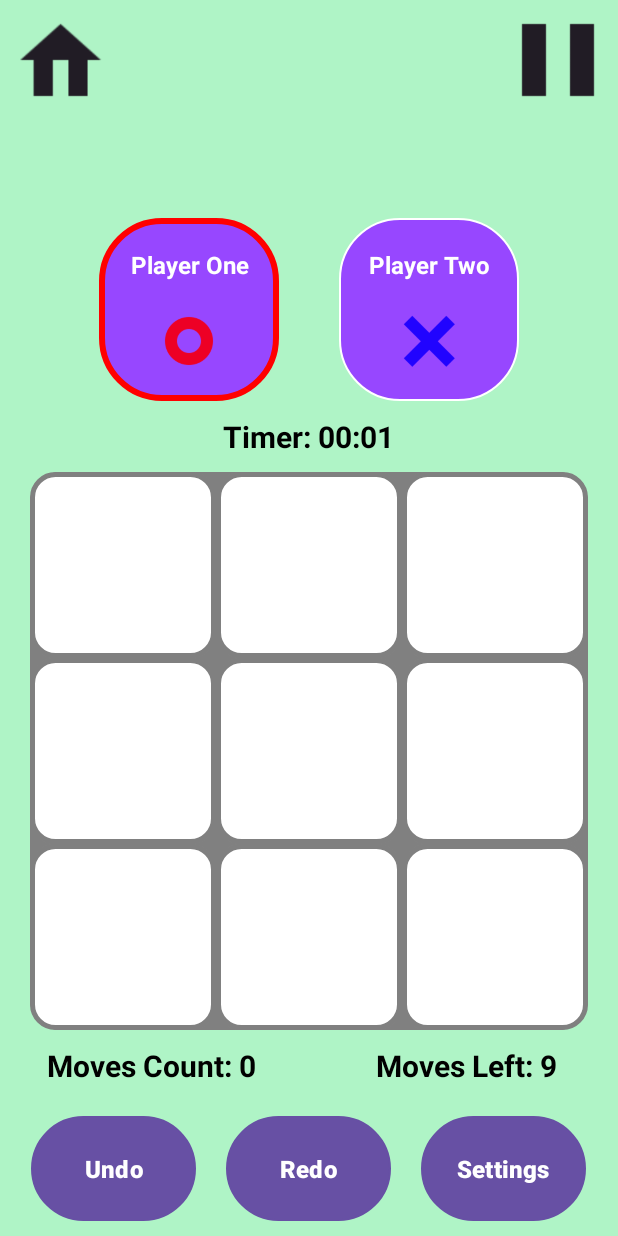
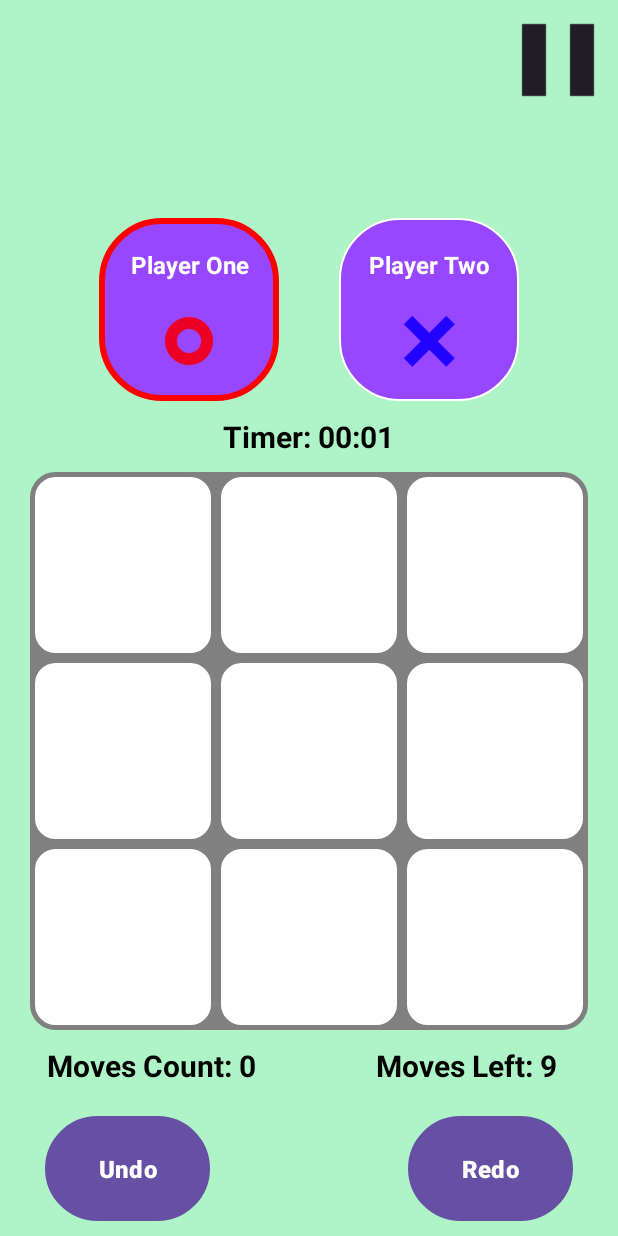
Before and after one commit to haotianluo88/Android-Tic-Tac-Toe, an Android app: the fragment InGameFragment placed in its activity, on a phone screen of 412 x 824 dp. Run offline under Robolectric (Android 15) with nearby library versions, the phone set to English and light mode, and no system bars; 4 statements that could not run were skipped.

Commit message:
ui changes and optimisation

```diff
--- a/app/src/main/java/com/example/scroll_tute5prep/game/InGameFragment.java
+++ b/app/src/main/java/com/example/scroll_tute5prep/game/InGameFragment.java
@@ -60,7 +60,6 @@ public class InGameFragment extends Fragment {
     int maxMoveCount;
     int winner;
     Chronometer timer;
-    int timerInt;
     LinkedList gridLinkedList;
     String gridLinkedListString;
 
@@ -80,19 +79,16 @@ public class InGameFragment extends Fragment {
         LinearLayout boardLayout = rootView.findViewById(R.id.board);
         Button undoButton = rootView.findViewById(R.id.undoButton);
         Button redoButton = rootView.findViewById(R.id.redoButton);
-        Button settingsButton = rootView.findViewById(R.id.settingsButton);
-        ImageView homeButton = rootView.findViewById(R.id.homeButton);
         ImageView pauseButton = rootView.findViewById(R.id.pauseButton);
 
 
         // Creating our MainActivityData in order to fetch information to and from other parts of the app
         MainActivityData mainViewModel = new ViewModelProvider(getActivity()).get(MainActivityData.class);
 
-
+        mainViewModel.setGameInProgress(true);
         gridSize = mainViewModel.getBoardSize();
         winCond = mainViewModel.getWinCond();
         playAI = mainViewModel.getVsAI();
-
         grid1DArray = mainViewModel.getGame().getGridArray();
         grid2DArray = convert1DArrayTo2DArray(grid1DArray, gridSize);
         movesLeft = mainViewModel.getGame().getMovesLeft();
@@ -101,6 +97,7 @@ public class InGameFragment extends Fragment {
         whosTurn = mainViewModel.getGame().getWhosTurn();
         maxMoveCount = mainViewModel.getGame().getMaxMoveCount();
         winner = mainViewModel.getGame().getWinner();
+
 
 //      Start a timer
         if (savedInstanceState != null) {
@@ -120,7 +117,6 @@ public class InGameFragment extends Fragment {
         movesCountText.setText("Moves Count: " + movesCount);
 
 //      Set player one icon and name
-        Log.d("TEST", "TESt");
         playerOneName.setText(mainViewModel.getPlayerOne().getName());
         playerOneProfile.setImageResource(mainViewModel.getPlayerOne().getResourceId());
 
@@ -149,6 +145,9 @@ public class InGameFragment extends Fragment {
                 boardRowLayout.setOrientation(LinearLayout.VERTICAL);
                 boardRowLayout.setLayoutParams(new LinearLayout.LayoutParams(WRAP_CONTENT, MATCH_PARENT));
             }
+
+            boardRowLayout.setOrientation(LinearLayout.HORIZONTAL);
+            boardRowLayout.setLayoutParams(new LinearLayout.LayoutParams(MATCH_PARENT, WRAP_CONTENT));
             boardRowLayout.setWeightSum(gridSize);
 //          Adds the linear layout to the board layout
             boardLayout.addView(boardRowLayout);
@@ -387,24 +386,14 @@ public class InGameFragment extends Fragment {
             }
         });
 
-        settingsButton.setOnClickListener(new View.OnClickListener() {
-            @Override
-            public void onClick(View view) {
-//                restartGame();
-//                mainViewModel.resetPlayers();
-                mainViewModel.setMenuCoordinate(1);
-            }
-        });
-
-        homeButton.setOnClickListener(new View.OnClickListener() {
-            @Override
-            public void onClick(View view) {
-                restartGame();
-//                mainViewModel.setGameInProgress(false);
-                mainViewModel.resetPlayers();
-                mainViewModel.setMenuCoordinate(0);
-            }
-        });
+//        settingsButton.setOnClickListener(new View.OnClickListener() {
+//            @Override
+//            public void onClick(View view) {
+////                restartGame();
+////                mainViewModel.resetPlayers();
+//                mainViewModel.setMenuCoordinate(1);
+//            }
+//        });
 
         pauseButton.setOnClickListener(new View.OnClickListener() {
             @Override
@@ -622,6 +611,7 @@ public class InGameFragment extends Fragment {
                 @Override
                 public void onClick(View view) {
                     restartGame();
+                    mainViewModel.setGameInProgress(true);
                     dialog.dismiss();
                 }
             });
@@ -631,7 +621,6 @@ public class InGameFragment extends Fragment {
                 public void onClick(View view) {
                     restartGame();
                     dialog.dismiss();
-//                    mainViewModel.setGameInProgress(false);
                     mainViewModel.resetPlayers();
                     mainViewModel.setMenuCoordinate(0);
                 }
@@ -640,6 +629,7 @@ public class InGameFragment extends Fragment {
     }
 
     private void displayPauseMessage(Chronometer timer){
+        MainActivityData mainViewModel = new ViewModelProvider(getActivity()).get(MainActivityData.class);
         long pauseOffSet;
         timer.stop();
         pauseOffSet = SystemClock.elapsedRealtime() - timer.getBase();
@@ -658,6 +648,9 @@ public class InGameFragment extends Fragment {
 
 //          Finds the button on the layout
         Button resumeButton = dialog.findViewById(R.id.resumeButton);
+        Button settingsButton = dialog.findViewById(R.id.settingButton);
+        Button saveAndReturnButton = dialog.findViewById(R.id.saveAndReturnButton);
+        Button returnButton = dialog.findViewById(R.id.returnButton);
         resumeButton.setOnClickListener(new View.OnClickListener() {
             @Override
             public void onClick(View view) {
@@ -666,6 +659,32 @@ public class InGameFragment extends Fragment {
                 dialog.dismiss();
             }
         });
+
+        settingsButton.setOnClickListener(new View.OnClickListener() {
+            @Override
+            public void onClick(View view) {
+                dialog.dismiss();
+                mainViewModel.setMenuCoordinate(1);
+            }
+        });
+        saveAndReturnButton.setOnClickListener(new View.OnClickListener() {
+            @Override
+            public void onClick(View view) {
+                dialog.dismiss();
+                mainViewModel.setMenuCoordinate(0);
+            }
+        });
+
+        returnButton.setOnClickListener(new View.OnClickListener() {
+            @Override
+            public void onClick(View view) {
+                restartGame();
+                dialog.dismiss();
+                mainViewModel.resetPlayers();
+                mainViewModel.setMenuCoordinate(0);
+            }
+        });
+
     }
 
     private void displayPopUp() {
@@ -719,6 +738,7 @@ public class InGameFragment extends Fragment {
 
         gridLinkedListString = convertArrayToString(grid1DArray);
         gridLinkedList.insertNode(0, 0, gridLinkedListString);
+        mainViewModel.setGameInProgress(false);
 
 
         timer.setBase(SystemClock.elapsedRealtime());
--- a/app/src/main/java/com/example/scroll_tute5prep/menu_interfaces/MenuFragment.java
+++ b/app/src/main/java/com/example/scroll_tute5prep/menu_interfaces/MenuFragment.java
@@ -74,6 +74,12 @@ public class MenuFragment extends Fragment {
         Button leaderboardButton = rootView.findViewById(R.id.menuLeaderboardButton);
         Button profileButton = rootView.findViewById(R.id.menuProfileButton);
 
+        if (mainViewModel.getGameInProgress()) {
+            startButton.setText("Continue game");
+        } else {
+            startButton.setText("Start game");
+        }
+
         // Set up each button in order; this one enters the mode selection screen
         startButton.setOnClickListener(new View.OnClickListener() {
             @Override
--- a/app/src/main/res/layout-land/fragment_game.xml
+++ b/app/src/main/res/layout-land/fragment_game.xml
@@ -12,13 +12,6 @@
         android:layout_alignParentLeft="true"
         android:orientation="vertical"
         android:layout_toLeftOf="@id/playerIcons">
-
-        <ImageView
-            android:id="@+id/homeButton"
-            android:layout_width="80dp"
-            android:layout_height="80dp"
-            android:src="@drawable/home_black"
-            android:layout_alignParentBottom="true"/>
 
         <ImageView
             android:id="@+id/pauseButton"
@@ -117,8 +110,8 @@
             android:textColor="@color/black"
             android:gravity="center"
             android:text="Timer: "
-            android:layout_marginTop="10dp"
-            android:layout_marginBottom="10dp"/>
+            android:layout_marginStart="10dp"
+            android:layout_marginEnd="10dp"/>
         <Chronometer
             android:id="@+id/timer"
             android:layout_width="match_parent"
@@ -196,7 +189,7 @@
     <!--    Moves texts -->
 
     <!--    Bottom Buttons -->
-    <LinearLayout
+    <RelativeLayout
         android:id="@+id/bottomButtons"
         android:layout_width="wrap_content"
         android:layout_height="match_parent"
@@ -216,6 +209,8 @@
             android:textStyle="bold"
             android:textColor="@color/white"
             android:layout_gravity="center"
+            android:layout_alignParentTop="true"
+            android:layout_marginTop="20dp"
             android:text="Undo"
             android:background="@drawable/purple_button_white_border"/>
 
@@ -227,20 +222,10 @@
             android:textSize="16sp"
             android:textStyle="bold"
             android:textColor="@color/white"
+            android:layout_alignParentBottom="true"
+            android:layout_marginBottom="20dp"
             android:layout_gravity="center"
             android:text="Redo"
             android:background="@drawable/purple_button_white_border"/>
-
-        <Button
-            android:id="@+id/settingsButton"
-            android:layout_marginTop="40dp"
-            android:layout_width="110dp"
-            android:layout_height="70dp"
-            android:textSize="16sp"
-            android:textStyle="bold"
-            android:textColor="@color/white"
-            android:layout_gravity="center"
-            android:text="Settings"
-            android:background="@drawable/purple_button_white_border"/>
-    </LinearLayout>
+    </RelativeLayout>
 </RelativeLayout>
--- a/app/src/main/res/layout/fragment_game.xml
+++ b/app/src/main/res/layout/fragment_game.xml
@@ -12,13 +12,6 @@
         android:layout_alignParentTop="true"
         android:orientation="horizontal"
         android:layout_above="@id/playerIcons">
-
-        <ImageView
-            android:id="@+id/homeButton"
-            android:layout_width="80dp"
-            android:layout_height="80dp"
-            android:src="@drawable/home_black"
-            android:layout_alignParentLeft="true"/>
 
         <ImageView
             android:id="@+id/pauseButton"
@@ -40,6 +33,7 @@
         <!--        Player one icon -->
         <LinearLayout
             android:id="@+id/playerOneLayout"
+
             android:layout_width="120dp"
             android:layout_height="wrap_content"
             android:orientation="vertical"
@@ -183,7 +177,7 @@
     </LinearLayout>
 
     <!--    Bottom Buttons -->
-    <LinearLayout
+    <RelativeLayout
         android:id="@+id/bottomButtons"
         android:layout_width="match_parent"
         android:layout_height="wrap_content"
@@ -204,6 +198,8 @@
             android:textColor="@color/white"
             android:layout_gravity="center"
             android:text="Undo"
+            android:layout_alignParentStart="true"
+            android:layout_marginStart="20dp"
             android:background="@drawable/purple_button_white_border"/>
 
         <Button
@@ -215,19 +211,11 @@
             android:textStyle="bold"
             android:textColor="@color/white"
             android:layout_gravity="center"
+            android:layout_alignParentEnd="true"
+            android:layout_marginEnd="20dp"
             android:text="Redo"
             android:background="@drawable/purple_button_white_border"/>
 
-        <Button
-            android:id="@+id/settingsButton"
-            android:layout_marginStart="20dp"
-            android:layout_width="110dp"
-            android:layout_height="70dp"
-            android:textSize="16sp"
-            android:textStyle="bold"
-            android:textColor="@color/white"
-            android:layout_gravity="center"
-            android:text="Settings"
-            android:background="@drawable/purple_button_white_border"/>
-    </LinearLayout>
+
+    </RelativeLayout>
 </RelativeLayout>
```
Also changed, not shown: app/src/main/res/layout/fragment_in_game.xml (deleted, +0 -39 lines), app/src/main/res/layout/pause_layout.xml (+51 -7 lines).
